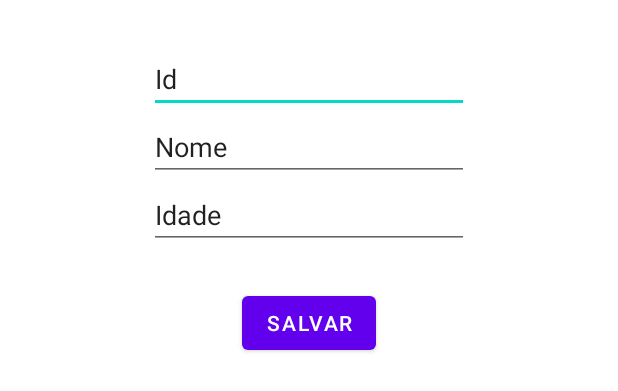
After one commit to Nickolasbini/guardapaginas, an Android app: the layout activity_aluno_view.xml on its own in the app's theme, with its tools: preview values and no code run, on a phone screen of 412 x 824 dp. The commit adds this screen. Shown: the top 391 px of the screen. Run offline under Robolectric (Android 15) with nearby library versions, the phone set to English and light mode, and no system bars.

Commit message:
bd schema

```diff
--- a/app/src/main/AndroidManifest.xml
+++ b/app/src/main/AndroidManifest.xml
@@ -2,7 +2,7 @@
 <manifest xmlns:android="http://schemas.android.com/apk/res/android"
     xmlns:tools="http://schemas.android.com/tools">
 
-    <uses-permission android:name="android.permission.WRITE_EXTERNAL_STORAGE"/>
+    <uses-permission android:name="android.permission.WRITE_EXTERNAL_STORAGE" />
 
     <application
         android:allowBackup="true"
@@ -14,6 +14,9 @@
         android:supportsRtl="true"
         android:theme="@style/Theme.Guardapaginas"
         tools:targetApi="31">
+        <activity
+            android:name=".alunoView"
+            android:exported="false" />
         <activity
             android:name=".HomePage"
             android:exported="false">
--- /dev/null
+++ b/app/src/main/res/layout/activity_aluno_view.xml
@@ -0,0 +1,59 @@
+<?xml version="1.0" encoding="utf-8"?>
+<androidx.constraintlayout.widget.ConstraintLayout xmlns:android="http://schemas.android.com/apk/res/android"
+    xmlns:app="http://schemas.android.com/apk/res-auto"
+    xmlns:tools="http://schemas.android.com/tools"
+    android:layout_width="match_parent"
+    android:layout_height="match_parent"
+    tools:context=".views.alunoView">
+
+    <EditText
+        android:id="@+id/idInput"
+        android:layout_width="wrap_content"
+        android:layout_height="wrap_content"
+        android:layout_marginTop="30dp"
+        android:ems="10"
+        android:inputType="textPersonName"
+        android:text="Id"
+        app:layout_constraintEnd_toEndOf="parent"
+        app:layout_constraintStart_toStartOf="parent"
+        app:layout_constraintTop_toTopOf="parent" />
+
+    <EditText
+        android:id="@+id/nameInput"
+        android:layout_width="wrap_content"
+        android:layout_height="wrap_content"
+        android:ems="10"
+        android:inputType="textPersonName"
+        android:text="Nome"
+        app:layout_constraintEnd_toEndOf="parent"
+        app:layout_constraintStart_toStartOf="parent"
+        app:layout_constraintTop_toBottomOf="@+id/idInput" />
+
+    <EditText
+        android:id="@+id/ageInput"
+        android:layout_width="wrap_content"
+        android:layout_height="wrap_content"
+        android:ems="10"
+        android:inputType="textPersonName"
+        android:text="Idade"
+        app:layout_constraintEnd_toEndOf="parent"
+        app:layout_constraintStart_toStartOf="parent"
+        app:layout_constraintTop_toBottomOf="@+id/nameInput" />
+
+    <Button
+        android:id="@+id/saveAluno"
+        android:layout_width="wrap_content"
+        android:layout_height="wrap_content"
+        android:layout_marginTop="25dp"
+        android:text="Salvar"
+        app:layout_constraintEnd_toEndOf="parent"
+        app:layout_constraintStart_toStartOf="parent"
+        app:layout_constraintTop_toBottomOf="@+id/ageInput" />
+
+    <ListView
+        android:id="@+id/alunoList"
+        android:layout_width="match_parent"
+        android:layout_height="match_parent"
+        android:layout_marginTop="15dp"
+        app:layout_constraintTop_toBottomOf="@+id/saveAluno" />
+</androidx.constraintlayout.widget.ConstraintLayout>
--- a/app/src/main/res/values/strings.xml
+++ b/app/src/main/res/values/strings.xml
@@ -2,4 +2,6 @@
     <string name="app_name">Guarda Páginas</string>
     <!-- TODO: Remove or change this placeholder text -->
     <string name="hello_blank_fragment">Hello blank fragment</string>
+    <string name="nome_obrigatorio">Nome é de preenchimento obrigatório!</string>
+    <string name="idade_obrigatorio">Idade é de preenchimento obrigatório!</string>
 </resources>
```
Also changed, not shown: app/src/main/java/com/br/guardapaginas/classes/AlunoModel.java (added, +30 -0 lines), app/src/main/java/com/br/guardapaginas/classes/DAO/AlunoDAO.java (added, +65 -0 lines), app/src/main/java/com/br/guardapaginas/uteis/databaseUtil.java (added, +34 -0 lines), app/src/main/java/com/br/guardapaginas/uteis/mensagem.java (added, +15 -0 lines), app/src/main/java/com/br/guardapaginas/views/alunoView.java (added, +96 -0 lines).
